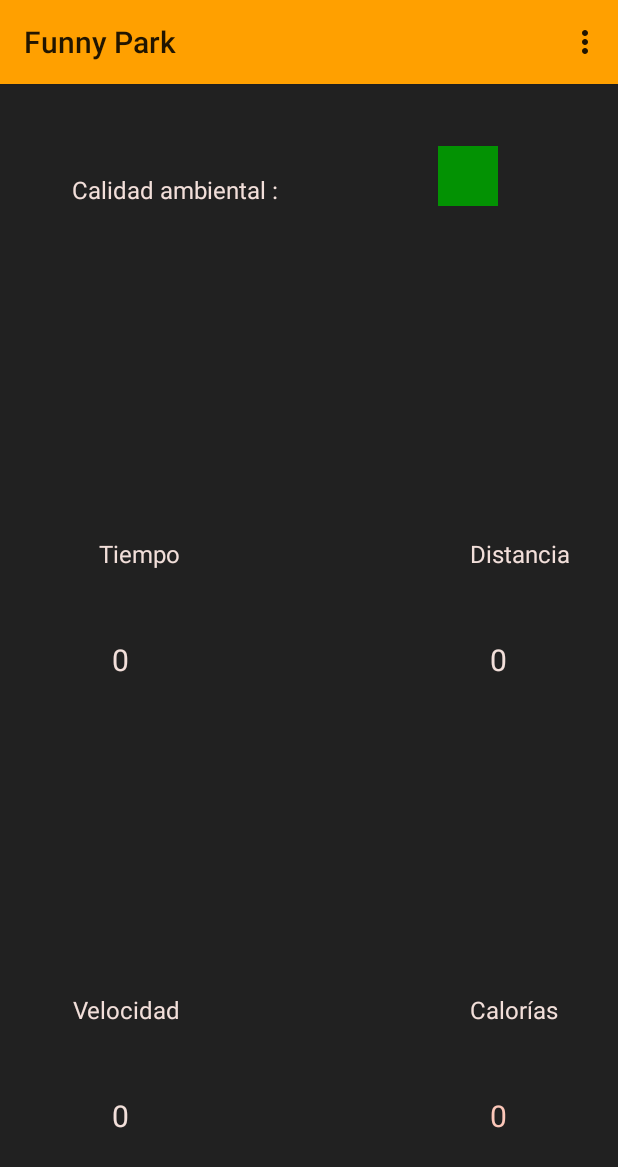
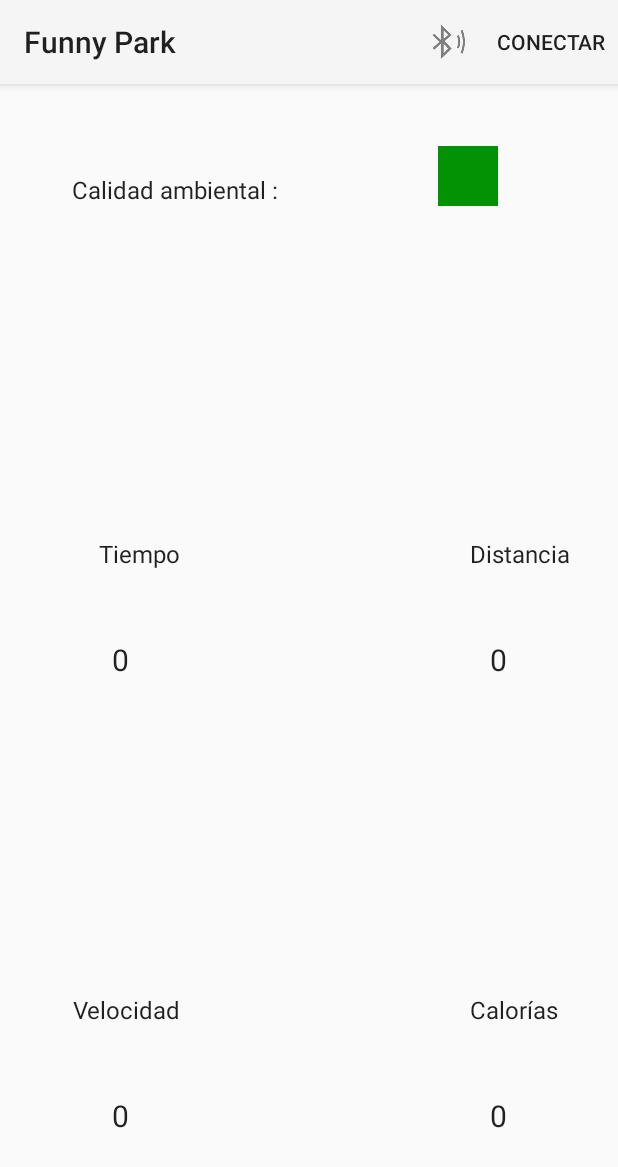
Before and after one commit to filippo123/BluetoothChatmaster, an Android app: the screen it shows after launch (MainActivity), on a phone screen of 412 x 824 dp. Shown: the top 1167 px of the screen. Run offline under Robolectric (Android 15) with nearby library versions, the phone set to English and light mode, and no system bars.

Commit message:
Aplicacion funcionando

```diff
--- a/Application/src/main/java/com/example/android/bluetoothchat/BluetoothChatFragment.java
+++ b/Application/src/main/java/com/example/android/bluetoothchat/BluetoothChatFragment.java
@@ -34,11 +34,6 @@ import android.view.MenuInflater;
 import android.view.MenuItem;
 import android.view.View;
 import android.view.ViewGroup;
-import android.view.inputmethod.EditorInfo;
-import android.widget.ArrayAdapter;
-import android.widget.Button;
-import android.widget.EditText;
-import android.widget.ListView;
 import android.widget.TextView;
 import android.widget.Toast;
 
--- a/Application/src/main/java/com/example/android/bluetoothchat/MainActivity.java
+++ b/Application/src/main/java/com/example/android/bluetoothchat/MainActivity.java
@@ -19,15 +19,12 @@ package com.example.android.bluetoothchat;
 
 import android.os.Bundle;
 import android.support.v4.app.FragmentTransaction;
-import android.support.v7.app.ActionBarActivity;
 import android.support.v7.app.AppCompatActivity;
 import android.view.Menu;
 import android.view.MenuItem;
-import android.widget.ViewAnimator;
 
 import com.example.android.common.activities.SampleActivityBase;
 import com.example.android.common.logger.Log;
-import com.example.android.common.logger.LogFragment;
 import com.example.android.common.logger.LogWrapper;
 import com.example.android.common.logger.MessageOnlyLogFilter;
 
@@ -38,7 +35,8 @@ import com.example.android.common.logger.MessageOnlyLogFilter;
  * For devices with displays with a width of 720dp or greater, the sample log is always visible,
  * on other devices it's visibility is controlled by an item on the Action Bar.
  */
-public class MainActivity extends AppCompatActivity {
+
+public class MainActivity extends SampleActivityBase {
 
     public static final String TAG = "MainActivity";
 
@@ -64,13 +62,13 @@ public class MainActivity extends AppCompatActivity {
         return true;
     }
 
-    @Override
-    public boolean onPrepareOptionsMenu(Menu menu) {
+     /*  @Override
+     public boolean onPrepareOptionsMenu(Menu menu) {
         MenuItem logToggle = menu.findItem(R.id.menu_toggle_log);
         logToggle.setTitle(mLogShown ? R.string.sample_hide_log : R.string.sample_show_log);
 
         return super.onPrepareOptionsMenu(menu);
-    }
+    } */
 
    /* @Override
     public boolean onOptionsItemSelected(MenuItem item) {
--- a/Application/src/main/res/layout/fragment_bluetooth_chat.xml
+++ b/Application/src/main/res/layout/fragment_bluetooth_chat.xml
@@ -18,7 +18,6 @@
     android:layout_width="match_parent"
     android:layout_height="match_parent"
     android:orientation="vertical"
-    android:background="@color/back_grown"
     android:weightSum="1">
 
     <RelativeLayout
@@ -32,7 +31,6 @@
             android:layout_height="wrap_content"
             android:text="@string/distancia"
             android:id="@+id/etiqueta"
-            android:textColor="#f2dfda"
             android:layout_alignTop="@+id/textView6"
             android:layout_alignLeft="@+id/textView10"
             android:layout_alignStart="@+id/textView10" />
@@ -44,7 +42,6 @@
             android:text="0"
             android:gravity="center"
             android:id="@+id/distancia"
-            android:textColor="#f2dfda"
             android:layout_centerVertical="true"
             android:layout_alignRight="@+id/textView10"
             android:layout_alignEnd="@+id/textView10" />
@@ -56,7 +53,6 @@
             android:layout_height="wrap_content"
             android:text="@string/tiempo"
             android:id="@+id/textView6"
-            android:textColor="#f2dfda"
             android:layout_above="@+id/tiempo"
             android:layout_alignRight="@+id/tiempo"
             android:layout_alignEnd="@+id/tiempo"
@@ -69,7 +65,6 @@
             android:text="0"
             android:gravity="center"
             android:id="@+id/tiempo"
-            android:textColor="#f2dfda"
             android:layout_centerVertical="true"
             android:layout_alignRight="@+id/textView8"
             android:layout_alignEnd="@+id/textView8" />
@@ -81,7 +76,6 @@
             android:gravity="center"
             android:text="@string/velocidad"
             android:id="@+id/textView8"
-            android:textColor="#f2dfda"
             android:layout_marginBottom="20dp"
             android:layout_above="@+id/calorias"
             android:layout_alignRight="@+id/speed"
@@ -94,7 +88,6 @@
             android:text="0"
             android:gravity="center"
             android:id="@+id/speed"
-            android:textColor="#f2dfda"
             android:layout_alignTop="@+id/calorias"
             android:layout_alignParentLeft="true"
             android:layout_alignParentStart="true"
@@ -107,7 +100,6 @@
             android:layout_height="wrap_content"
             android:text="@string/calorias"
             android:id="@+id/textView10"
-            android:textColor="#f2dfda"
             android:layout_alignTop="@+id/textView8"
             android:layout_alignRight="@+id/calorias"
             android:layout_alignEnd="@+id/calorias" />
@@ -119,7 +111,6 @@
             android:text="0"
             android:gravity="center"
             android:id="@+id/calorias"
-            android:textColor="#fcc7b9"
             android:layout_alignParentBottom="true"
             android:layout_alignParentRight="true"
             android:layout_alignParentEnd="true"
@@ -141,7 +132,6 @@
 
         <TextView
             style="@style/TextViewSubhead"
-            android:textColor="#f2dfda"
             android:layout_width="wrap_content"
             android:layout_height="wrap_content"
             android:textAppearance="?android:attr/textAppearanceMedium"
--- a/Application/src/main/res/menu/bluetooth_chat.xml
+++ b/Application/src/main/res/menu/bluetooth_chat.xml
@@ -15,20 +15,22 @@
 -->
 <menu xmlns:android="http://schemas.android.com/apk/res/android">
 
-    <item
+   <!-- <item
         android:id="@+id/secure_connect_scan"
         android:icon="@drawable/ic_action_device_access_bluetooth_searching"
         android:showAsAction="ifRoom"
         android:title="@string/secure_connect"/>
+-->
 
     <item
         android:id="@+id/insecure_connect_scan"
         android:showAsAction="ifRoom"
         android:title="@string/insecure_connect"/>
 
-    <item
+   <!-- <item
         android:id="@+id/discoverable"
         android:showAsAction="ifRoom"
         android:title="@string/discoverable"/>
+    -->
 
 </menu>
--- a/Application/src/main/res/menu/main.xml
+++ b/Application/src/main/res/menu/main.xml
@@ -15,7 +15,13 @@
   -->
 
 <menu xmlns:android="http://schemas.android.com/apk/res/android">
-    <item android:id="@+id/menu_toggle_log"
+    <item
+        android:id="@+id/secure_connect_scan"
+        android:icon="@drawable/ic_action_device_access_bluetooth_searching"
+        android:showAsAction="ifRoom"
+        android:title="@string/secure_connect"/>
+
+    <!--<item android:id="@+id/menu_toggle_log"
           android:showAsAction="always"
-        android:title="@string/sample_show_log" />
+          android:title="@string/sample_show_log" /> -->
 </menu>
--- a/Application/src/main/res/values/strings.xml
+++ b/Application/src/main/res/values/strings.xml
@@ -41,8 +41,8 @@
     <string name="button_scan">Buscar dispositivos</string>
 
     <!-- Options Menu -->
-    <string name="secure_connect">Conectar a un dispositivo - Seguro</string>
-    <string name="insecure_connect">Conectar a un dispositivo</string>
-    <string name="discoverable">Hacer visible</string>
+    <string name="secure_connect">Conectar Seguro</string>
+    <string name="insecure_connect">Conectar</string>
+    <string name="discoverable">Visible</string>
 
 </resources>
--- a/Application/src/main/res/values/template-styles.xml
+++ b/Application/src/main/res/values/template-styles.xml
@@ -22,12 +22,16 @@
 
     <style name="Theme.Sample" parent="Theme.Base" />
 
+    <style name="AppTheme" parent="Theme.Sample" />
+
+<!--
     <style name="AppTheme" parent="Theme.AppCompat.DayNight">
-        <item name="colorPrimary">@color/primary_color</item>
-        <item name="colorPrimaryDark">@color/primary_dark</item>
-        <item name="colorAccent">@color/accent</item>
+       <item name="colorPrimary">@color/primary_color</item>
+       <item name="colorPrimaryDark">@color/primary_dark</item>
+       <item name="colorAccent">@color/accent</item>
 
-    </style>
+   </style>
+-->
 
     <style name="Widget" />
 
```
Also changed, not shown: Application/src/main/res/drawable-hdpi/ic_launcher.png, Application/src/main/res/drawable-mdpi/ic_launcher.png, Application/src/main/res/drawable-xhdpi/ic_launcher.png, Application/src/main/res/drawable-xxhdpi/ic_launcher.png, 15 other files.
